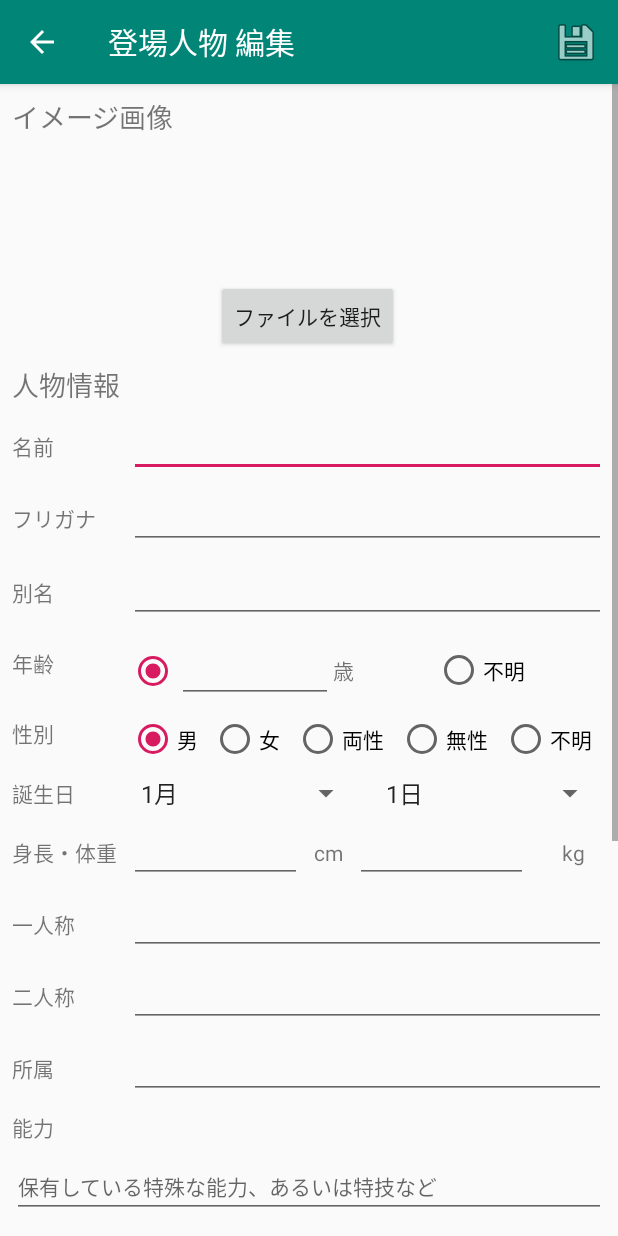
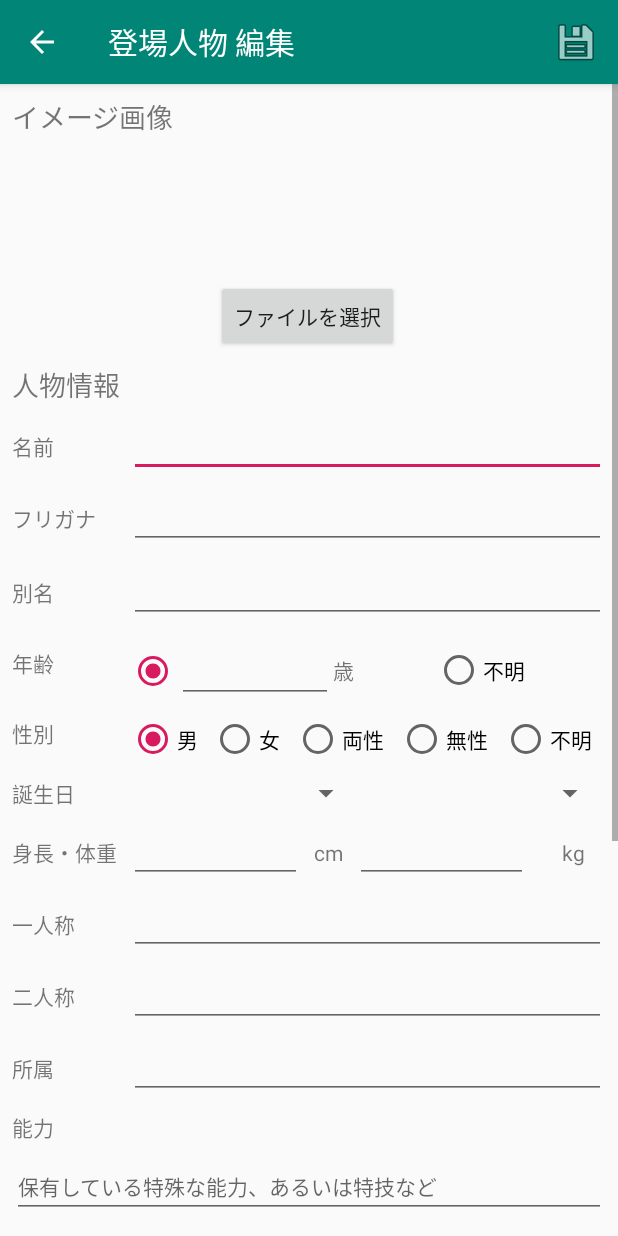
Before and after one commit to miyaju-sen/sk_project_android, an Android app: the CharacterEditActivity screen opened directly, with no data from a screen before it, on a phone screen of 412 x 824 dp. Run offline under Robolectric (Android 15) with nearby library versions, the phone set to English and light mode, and no system bars; 28 statements that could not run were skipped.

Commit message:
登場人物登録・編集画面で誕生日の部分を修正

```diff
--- a/PlotEditor/app/src/main/java/local/hal/st32/android/ploteditor/CharacterActivity.java
+++ b/PlotEditor/app/src/main/java/local/hal/st32/android/ploteditor/CharacterActivity.java
@@ -301,8 +301,8 @@ public class CharacterActivity extends AppCompatActivity implements NavigationVi
         _tvPhonetic.setText( _character.get("phonetic") );
         _tvAnother.setText( _character.get("another") );
         _tvAge.setText( _character.get("age") );
-        _tvGender.setText( Gender.gender( _character.get("gender") ) ); //TODO:数値で表示されてしまってる
-        _tvBirthday.setText( _character.get("birthday") ); //TODO:初期値が1月1日のまま登録される
+        _tvGender.setText( Gender.gender( _character.get("gender") ) );
+        _tvBirthday.setText( _character.get("birthday") );
 
         //身長・体重 TODO:0cm 0kgになる
         String height = _character.get("height") + "cm";
--- a/PlotEditor/app/src/main/java/local/hal/st32/android/ploteditor/CharacterEditActivity.java
+++ b/PlotEditor/app/src/main/java/local/hal/st32/android/ploteditor/CharacterEditActivity.java
@@ -397,10 +397,12 @@ public class CharacterEditActivity extends AppCompatActivity implements RadioGro
 
         //アダプタにアイテムを追加
         //月
+        _monthAdapter.add("");
         for(int i = 1; i <= 12; i++) {
             _monthAdapter.add(i + "月");
         }
         //日
+        _dayAdapter.add("");
         for(int i = 1; i <= 31; i++) {
             _dayAdapter.add(i + "日");
         }
@@ -461,17 +463,20 @@ public class CharacterEditActivity extends AppCompatActivity implements RadioGro
         }
         rb.setChecked(true);
 
-        //誕生月
+        //誕生日
         String birthday = _character.get("birthday");
-        String[] split = birthday.split("月");
-        int month = Integer.valueOf(split[0]);
-        _spMonth.setSelection(month - 1); //スピナーの表示位置を指定
+        if(!"".equals(birthday)) {
+            //月
+            String[] split = birthday.split("月");
+            int month = Integer.valueOf(split[0]);
+            _spMonth.setSelection(month); //スピナーの表示位置を指定
 
-        //誕生日
-        String day = split[1];
-        split = day.split("日");
-        int dayInt = Integer.valueOf(split[0]);
-        _spDay.setSelection(dayInt - 1); //スピナーの表示位置を指定
+            //日
+            String day = split[1];
+            split = day.split("日");
+            int dayInt = Integer.valueOf(split[0]);
+            _spDay.setSelection(dayInt); //スピナーの表示位置を指定
+        }
 
         //年齢
         RadioButton rbAge = null;
```
